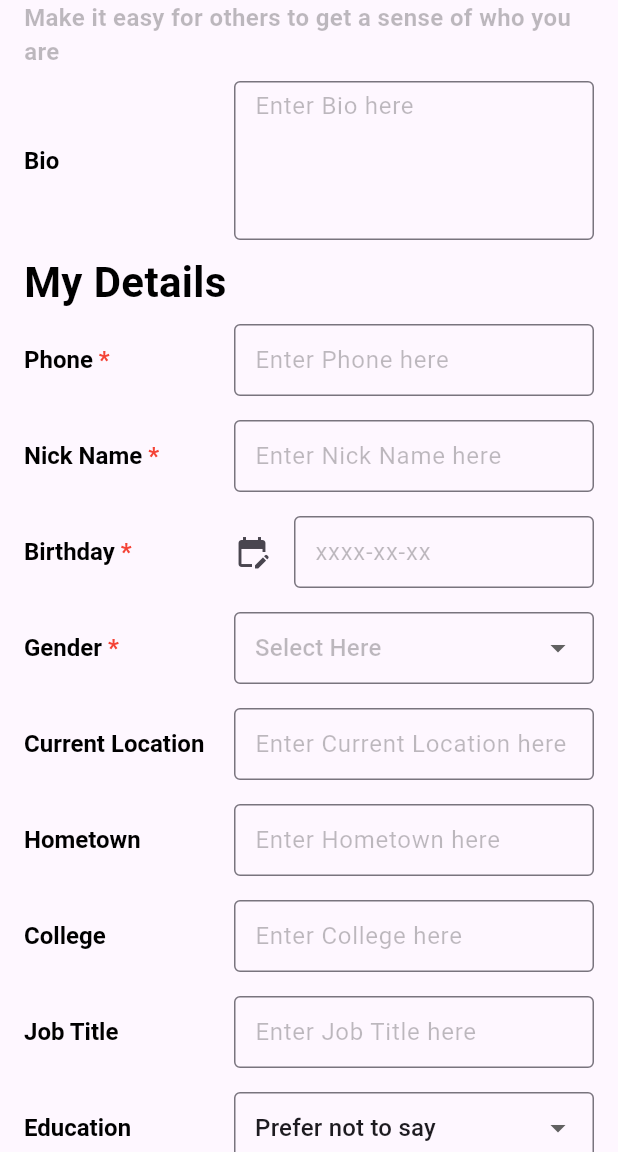
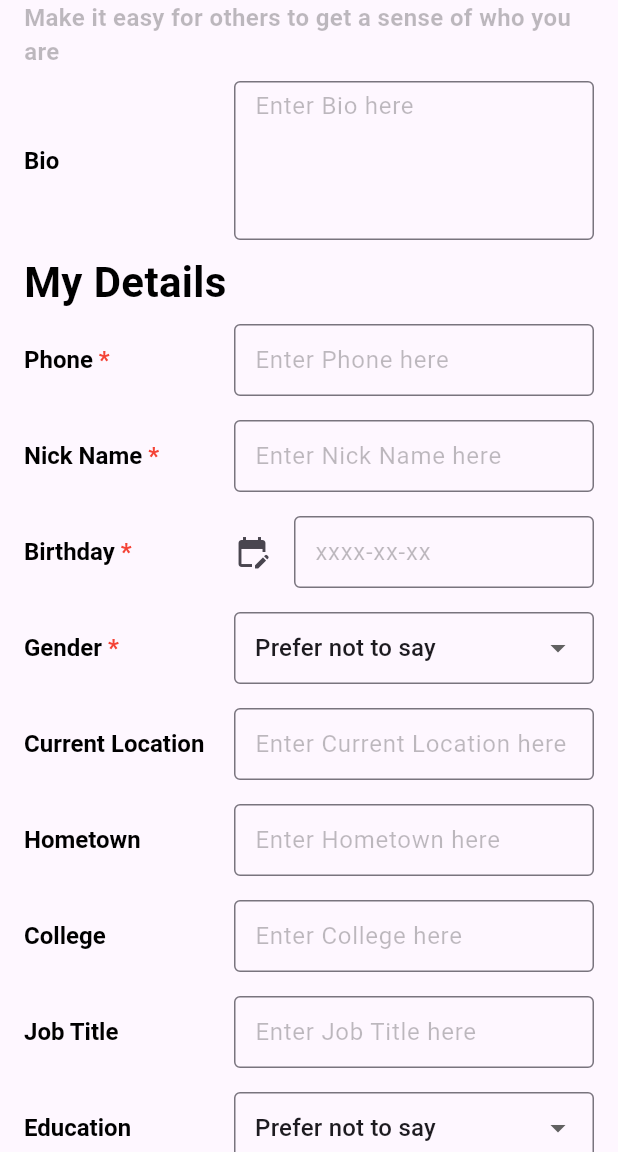
Before and after one commit to SparkUp-App/SparkUp-Android, a Flutter app: the EditProfilePage screen opened directly, on a phone screen of 412 x 824 dp, the part 84-1236 px from its top. Run offline on Flutter 3.47's test engine with Material 3 defaults, Android fonts, the phone set to English and light mode, and no system bars; missing offline and left inert: toasty_box; accounts and stored records are empty; network calls fail; statements that could not run were skipped.

Commit message:
Profile Page Action Upgrade
1. Finished data load and send
2. Fiexd test field controller problem by initial text editing controller

```diff
--- a/lib/screen/home_page_sub_screen/profile_page.dart
+++ b/lib/screen/home_page_sub_screen/profile_page.dart
@@ -1,6 +1,7 @@
 import 'package:flutter/material.dart';
 import 'package:spark_up/common_widget/system_message.dart';
 import 'package:spark_up/const_variable.dart';
+import 'package:spark_up/data/profile.dart';
 import 'package:spark_up/network/network.dart';
 import 'package:spark_up/network/path/profile_path.dart';
 import 'package:toasty_box/toasty_box.dart';
@@ -16,39 +17,9 @@ class EditProfilePage extends StatefulWidget {
 
 class _EditProfilePageState extends State<EditProfilePage> {
   bool isLoading = false;
-  final Map<String, String?> _profileData = {
-    //'name': null,
-    'phone': null,
-    'nickname': null,
-    'dob': null,
-    'gender': null,
-    'bio': null,
-    'current_location': null,
-    'hometown': null,
-    'college': null,
-    'job_title': null,
-    'education_level': 'Prefer not to say',
-    'mbti': 'Prefer not to say',
-    'constellation': 'Prefer not to say',
-    'blood_type': 'Prefer not to say',
-    'religion': 'Prefer not to say',
-    'sexuality': 'Prefer not to say',
-    'ethnicity': 'Prefer not to say',
-    'diet': 'Prefer not to say',
-    'smoke':'Prefer not to say',
-    'drinking':'Prefer not to say',
-    'marijuana':'Prefer not to say',
-    'drugs':'Prefer not to say',
-    'skills': null,
-    'personalities': null,
-    'languages': null,
-    'interest_types': null,
-
-    'skills':'',
-    'personalities':'',
-    'languages':'',
-    'interest_types':'',
-  };
+  late Profile profileTransformer;
+  late Map<String, dynamic> _profileData;
+  late Map<String, TextEditingController> _textContollerMap;
 
   final Map<String, List<String>> _dropdownOptions = {
     'gender': genderList,
@@ -60,10 +31,10 @@ class _EditProfilePageState extends State<EditProfilePage> {
     'sexuality': sexualityList,
     'ethnicity': ethnicityList,
     'diet': dietList,
-    'smoke' : smokeList,
-    'drinking' : drinkingList,
-    'marijuana' : marijuanaList,
-    'drugs' : drugsList,
+    'smoke': smokeList,
+    'drinking': drinkingList,
+    'marijuana': marijuanaList,
+    'drugs': drugsList,
   };
   late Map<String, TextEditingController> _controllers; //TextField改用TextEditingController去防問題，也避免他重製輸入標
   @override
@@ -373,10 +344,9 @@ class _EditProfilePageState extends State<EditProfilePage> {
                 hintText: "Enter $label here",
                 hintStyle: const TextStyle(color: Colors.black26),
               ),
+              controller: _textContollerMap[key],
               onChanged: (value) {
-                setState(() {
                 _profileData[key] = value;
-                });
               },
               controller: _controllers[key], //放棄根據_profileData的string進行防守。改利用textEditingController去防
             ),
@@ -389,6 +359,23 @@ class _EditProfilePageState extends State<EditProfilePage> {
 
   @override
   Widget build(BuildContext context) {
+    return FutureBuilder(
+      future: Network.manager.sendRequest(
+          method: RequestMethod.get,
+          path: ProfilePath.view,
+          pathMid: ["${Network.manager.userId}"]),
+      builder: (context, snapshot) {
+        if (snapshot.connectionState == ConnectionState.waiting) {
+          return const Center(child: CircularProgressIndicator());
+        } else if (snapshot.hasError) {
+          return Center(child: Text("Error: ${snapshot.error}"));
+        } else if (snapshot.hasData) {
+          profileTransformer = Profile.initfromData(snapshot.data!["data"]);
+          _profileData = profileTransformer.toProfile;
+          _textContollerMap = _profileData.map((key, value) =>
+              value.runtimeType == String
+                  ? MapEntry(key, TextEditingController(text: value))
+                  : MapEntry(key, TextEditingController()));
           return Stack(children: [
             Scaffold(
               body: ListView(
@@ -419,6 +406,7 @@ class _EditProfilePageState extends State<EditProfilePage> {
                       fontWeight: FontWeight.bold,
                     ),
                   ),
+                  //_buildTextField('Name', 'name', isRequired: true),
                   _buildTextField('Phone', 'phone', isRequired: true),
                   _buildTextField('Nick Name', 'nickname', isRequired: true),
                   _buildDatePicker('Birthday', 'dob', isRequired: true),
@@ -469,6 +457,11 @@ class _EditProfilePageState extends State<EditProfilePage> {
               const Center(child: CircularProgressIndicator())
             ]
           ]);
+        } else {
+          return Center(child: Text("Error: ${snapshot.data!["status"]}"));
+        }
+      },
+    );
   }
 
   void _saveProfile() async {
@@ -517,11 +510,13 @@ class _EditProfilePageState extends State<EditProfilePage> {
       isLoading = true;
     });
 
+    profileTransformer = Profile.initfromData(_profileData);
+
     final response = await Network.manager.sendRequest(
         method: RequestMethod.post,
         path: ProfilePath.update,
         pathMid: ["${Network.manager.userId}"],
-        data: _profileData);
+        data: profileTransformer.toMap);
 
     setState(() {
       isLoading = false;
```
Lines whose indentation alone changed are shown as unchanged.
